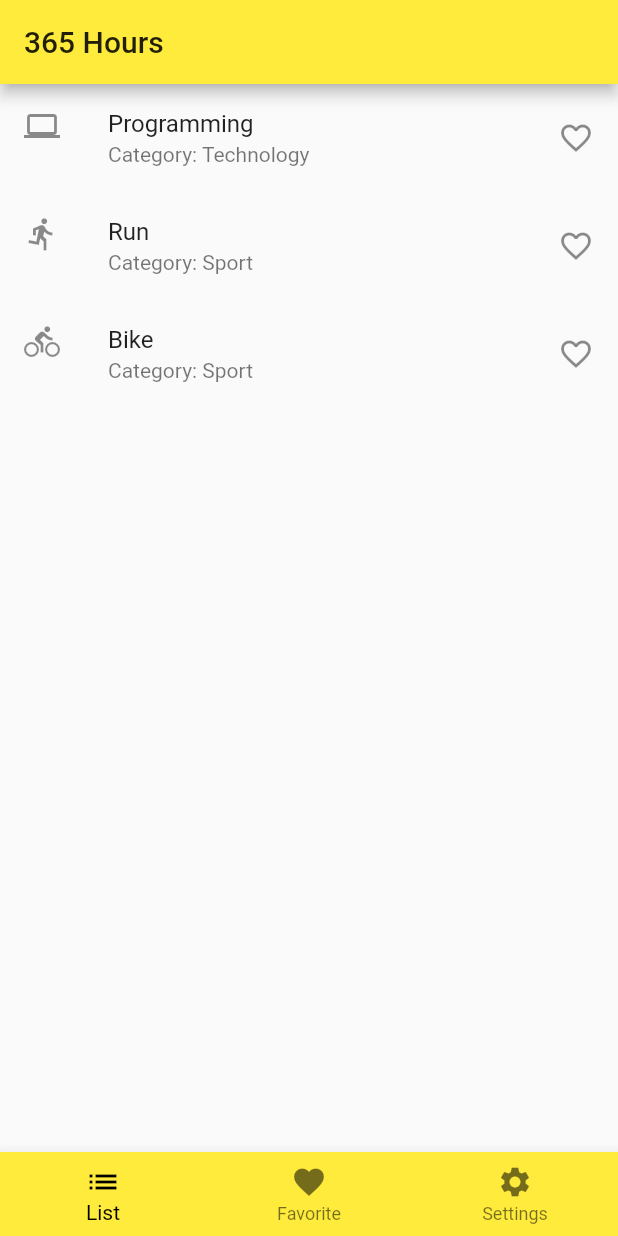
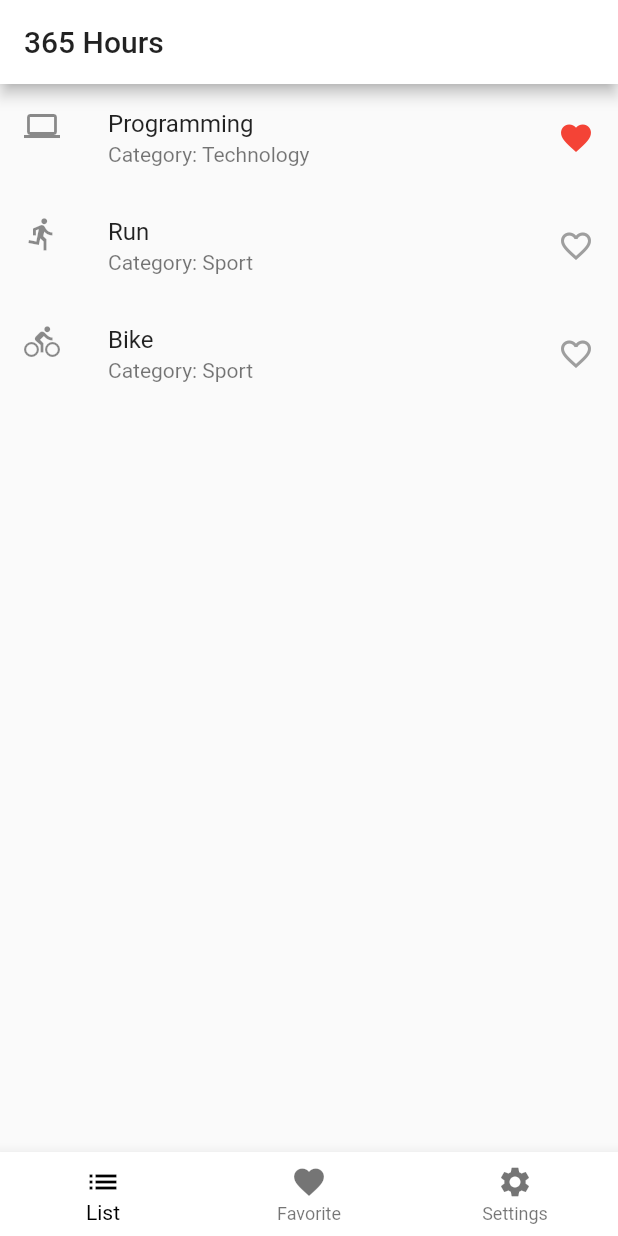
Before and after one commit to H0neyCake/365-hours, a Flutter app: the screen it shows after launch, after a tap on the "favorite outline" icon, on a phone screen of 412 x 824 dp. Run offline on Flutter 3.47's test engine with Material 2 defaults, Android fonts, the phone set to English and light mode, and no system bars.

Commit message:
Added favorite list

```diff
--- a/lib/HoursData.dart
+++ b/lib/HoursData.dart
@@ -6,12 +6,30 @@ class HoursData {
   String catergory;
   IconData iconData;
   String rt;
+  bool favorite;
 
-  HoursData({this.name, this.catergory, this.iconData, this.rt});
+  HoursData({this.name, this.catergory, this.iconData, this.favorite, this.rt});
 }
 
 List<HoursData> data = [
-    HoursData(name: 'Programming', catergory: 'Technology', iconData: Icons.computer, rt: '/programming'),
-    HoursData(name: 'Run', catergory: 'Sport', iconData: Icons.directions_run, rt: '/run'),
-    HoursData(name: 'Bike', catergory: 'Sport', iconData: Icons.directions_bike, rt: '/bike'),
-  ];
+  HoursData(
+      name: 'Programming',
+      catergory: 'Technology',
+      iconData: Icons.computer,
+      favorite: false,
+      rt: '/programming'),
+  HoursData(
+      name: 'Run',
+      catergory: 'Sport',
+      iconData: Icons.directions_run,
+      favorite: false,
+      rt: '/run'),
+  HoursData(
+      name: 'Bike',
+      catergory: 'Sport',
+      iconData: Icons.directions_bike,
+      favorite: false,
+      rt: '/bike'),
+];
+
+List<HoursData> favoriteData = new List<HoursData>();
--- a/lib/HoursList.dart
+++ b/lib/HoursList.dart
@@ -22,10 +22,13 @@ class _HoursListState extends State<HoursList> {
     return Scaffold(
       appBar: AppBar(
         title: Text('365 Hours'),
+        backgroundColor: Colors.white,
       ),
       body: _selectedIndex == 0
           ? Container(child: ListView(children: _buildList(context)))
-          : (_selectedIndex == 1 ? Text('Fav') : Text('Settings')),
+          : (_selectedIndex == 1
+          ? Container(child: ListView(children: _pushFavorites(context)))
+          : Text('Settings')),
       bottomNavigationBar: BottomNavigationBar(
         items: const <BottomNavigationBarItem>[
           BottomNavigationBarItem(icon: Icon(Icons.list), title: Text('List')),
@@ -37,28 +40,63 @@ class _HoursListState extends State<HoursList> {
         currentIndex: _selectedIndex,
         selectedItemColor: Colors.black,
         onTap: _onItemTapped,
-        backgroundColor: Colors.yellow,
+        backgroundColor: Colors.white,
       ),
     );
   }
 
   List<Widget> _buildList(BuildContext context) {
-    return data.map((HoursData f) => ListTile(
+    return data
+        .map((HoursData f) => ListTile(
               title: Text(f.name),
               subtitle: Text('Category: ${f.catergory}'),
               leading: Icon(f.iconData),
               trailing: GestureDetector(
                 onTap: () {
-                 print('Tapped');
+                  setState(() {
+                    if (f.favorite) {
+                      favoriteData.remove(f);
+                      f.favorite = false;
+
+                      // Результат favoriteData
+                      print('-----------');
+                      favoriteData.forEach((element) => print(element.name));
+                      favoriteData
+                          .forEach((element) => print(element.catergory));
+                      print('-----------');
+                    } else {
+                      favoriteData.add(f);
+                      f.favorite = true;
+
+                      // Результат favoriteData
+                      print('-----------');
+                      favoriteData.forEach((element) => print(element.name));
+                      favoriteData
+                          .forEach((element) => print(element.catergory));
+                      print('-----------');
+                    }
+                  });
                 },
                 child: Container(
                   child: Icon(
-                    Icons.favorite_border,
-                    ),
+                    (f.favorite) ? Icons.favorite : Icons.favorite_border,
+                    color: (f.favorite) ? Colors.red : Colors.grey,
+                  ),
                 ),
               ),
               onTap: () => Navigator.of(context).pushNamed(f.rt),
             ))
         .toList();
   }
+
+  List<Widget> _pushFavorites(BuildContext context) {
+    return favoriteData
+        .map((HoursData f) => ListTile(
+              title: Text(f.name),
+              subtitle: Text('Category: ${f.catergory}'),
+              leading: Icon(f.iconData),
+              onTap: () => Navigator.of(context).pushNamed(f.rt),
+            ))
+        .toList();
+  }
 }
--- a/lib/main.dart
+++ b/lib/main.dart
@@ -6,18 +6,18 @@ import 'package:hours365/routes/run.dart';
 
 void main() => runApp(Hours365());
 
-class Hours365 extends StatelessWidget{
+class Hours365 extends StatelessWidget {
   @override
   Widget build(BuildContext context) {
     return MaterialApp(
       debugShowCheckedModeBanner: false,
       title: '365 Hours',
-      theme: ThemeData(primarySwatch: Colors.yellow),
+      theme: ThemeData(primaryColor: Colors.white),
       home: HoursList(),
       routes: {
-        '/run' : (context) => Run(),
-        '/programming' : (context) => Programming(),
-        '/bike' : (context) => Bike(),
+        '/run': (context) => Run(),
+        '/programming': (context) => Programming(),
+        '/bike': (context) => Bike(),
       },
     );
   }
--- a/lib/routes/run.dart
+++ b/lib/routes/run.dart
@@ -7,7 +7,7 @@ class Run extends StatelessWidget{
       appBar: AppBar(
         title: Text('Run'),
       ),
-      body: Text('RUUUUN'),
+      body: Text('dsdsdadas'),
     );
   }
 }
```
Also changed, not shown: 9 other files.
